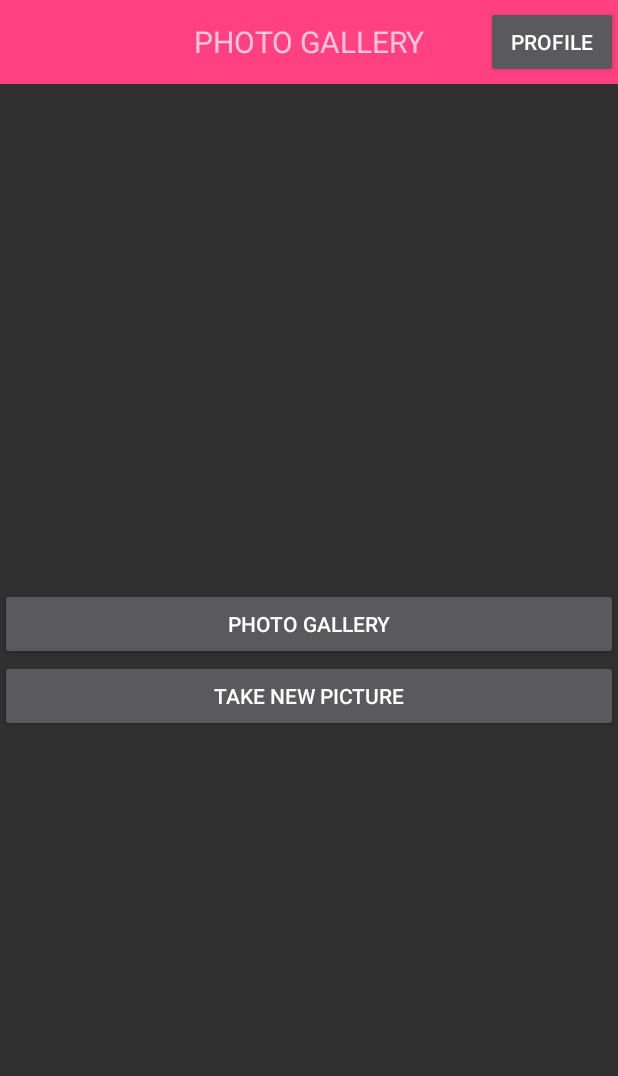
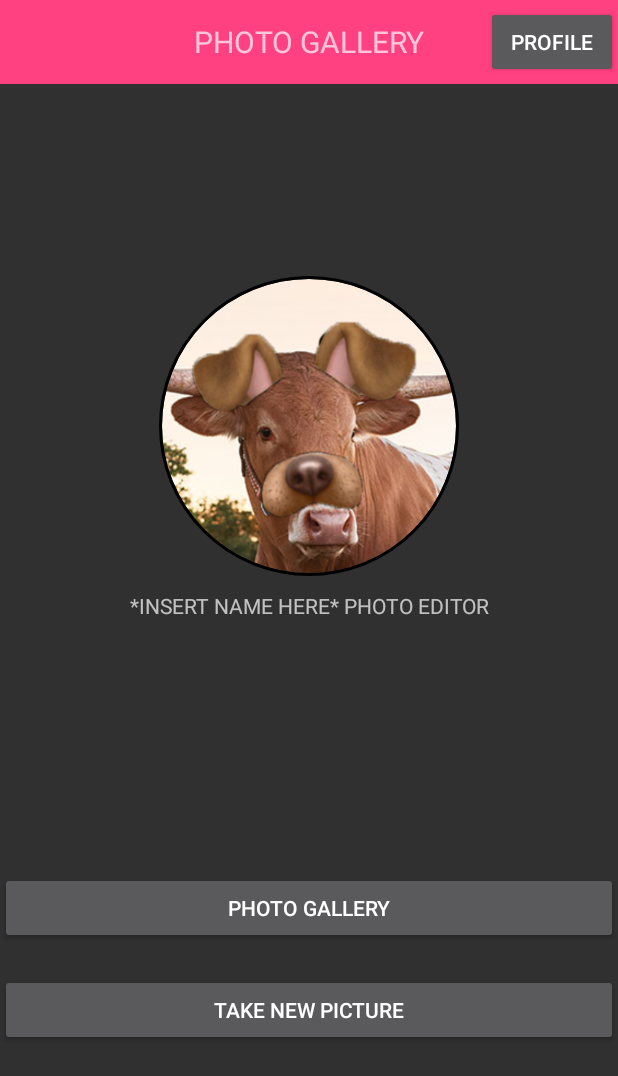
Before and after one commit to briyonce/Android-Photo-Editor, an Android app: the screen it shows after launch (MainActivity), on a phone screen of 412 x 824 dp. Shown: the top 1076 px of the screen. Run offline under Robolectric (Android 15) with nearby library versions, the phone set to English and light mode, and no system bars; our stand-ins replace CircleImageView, Firebase (no records; nobody signed in at launch, a user with empty details on screens opened directly); libraries missing offline, so code that uses them is left out: com.facebook, com.facebook.appevents; 2 statements that could not run were skipped.

Commit message:
added fragments to layouts

```diff
--- a/app/build.gradle
+++ b/app/build.gradle
@@ -43,6 +43,7 @@ dependencies {
     implementation 'android.arch.lifecycle:common-java8:1.1.1'
     implementation "org.jetbrains.kotlin:kotlin-stdlib-jdk7:$kotlin_version"
     implementation 'de.hdodenhof:circleimageview:2.2.0'
+    implementation 'com.facebook.android:facebook-android-sdk:[4,5)'
 }
 
 apply plugin: 'com.google.gms.google-services'
--- /dev/null
+++ b/app/src/main/java/edu/utexas/cs371m/bmb3377/android_photo_editor/LogoFragment.java
@@ -0,0 +1,32 @@
+package edu.utexas.cs371m.bmb3377.android_photo_editor;
+
+import android.support.annotation.NonNull;
+import android.support.v4.app.Fragment;
+import android.os.Bundle;
+import android.support.annotation.Nullable;
+import android.view.InflateException;
+import android.view.LayoutInflater;
+import android.view.View;
+import android.view.ViewGroup;
+
+public class LogoFragment extends Fragment {
+
+    private static View view;
+
+    public LogoFragment () { }
+
+    @Override
+    public View onCreateView(@NonNull LayoutInflater inflater, ViewGroup container, Bundle savedInstanceState) {
+        if (view != null) {
+            ViewGroup parent = (ViewGroup) view.getParent();
+            if (parent != null)
+                parent.removeView(view);
+        }
+        try {
+            view = inflater.inflate(R.layout.fragment_logo, container, false);
+        } catch (InflateException e) {
+            /* map is already there, just return view as it is */
+        }
+        return view;
+    }
+}
--- a/app/src/main/java/edu/utexas/cs371m/bmb3377/android_photo_editor/MainActivity.java
+++ b/app/src/main/java/edu/utexas/cs371m/bmb3377/android_photo_editor/MainActivity.java
@@ -22,6 +22,10 @@ import android.view.MenuItem;
 import android.widget.Button;
 import android.widget.EditText;
 import android.widget.TextView;
+import com.facebook.FacebookSdk;
+import com.facebook.appevents.AppEventsLogger;
+
+import android.support.v4.app.FragmentActivity;
 
 import com.firebase.ui.firestore.FirestoreRecyclerOptions;
 import com.google.firebase.auth.FirebaseAuth;
@@ -30,17 +34,19 @@ import com.google.firebase.auth.UserProfileChangeRequest;
 
 public class MainActivity extends AppCompatActivity implements
         FirebaseAuth.AuthStateListener {
-    public static String TAG = "GalleryAdapter.java";
+    public static String TAG = "MainActivity.java";
     protected Button galleryButton;
     protected Button cameraButton;
     protected Button profileButton;
     private Auth auth;
-    private TextView name;
 
     @Override
     protected void onCreate(Bundle savedInstanceState) {
         super.onCreate(savedInstanceState);
         setContentView(R.layout.activity_main);
+
+        FacebookSdk.sdkInitialize(getApplicationContext());
+        AppEventsLogger.activateApp(this);
 
         this.galleryButton = findViewById(R.id.photo_gallery_button);
         this.cameraButton = findViewById(R.id.new_photo_button);
@@ -103,7 +109,7 @@ public class MainActivity extends AppCompatActivity implements
         if( auth.signedIn() ) {
             String displayName = auth.getDisplayName();
             if( displayName != null && displayName.length() > 0 ) {
-                name.setText(displayName);
+//                name.setText(displayName);
             }
         }
     }
--- a/app/src/main/res/layout/activity_main.xml
+++ b/app/src/main/res/layout/activity_main.xml
@@ -24,22 +24,55 @@
             android:layout_gravity="right"
             android:text="Profile"/>
     </android.support.v7.widget.Toolbar>
+
     <LinearLayout
         android:layout_width="match_parent"
         android:layout_height="match_parent"
         android:orientation="vertical"
-        android:gravity="center">
+        android:weightSum="1">
+
+        <LinearLayout
+            android:layout_width="match_parent"
+            android:layout_height="0dp"
+            android:layout_weight=".6"
+            android:orientation="vertical">
+            <fragment
+                android:id="@+id/logo"
+                android:layout_width="fill_parent"
+                android:layout_height="fill_parent"
+                class="edu.utexas.cs371m.bmb3377.android_photo_editor.LogoFragment">
+            </fragment>
+        </LinearLayout>
+        <LinearLayout
+            android:layout_width="match_parent"
+            android:layout_height="0dp"
+            android:layout_weight=".4"
+            android:weightSum="1"
+            android:orientation="vertical">
+
+            <LinearLayout
+                android:layout_width="match_parent"
+                android:layout_height="0dp"
+                android:layout_weight=".8"
+                android:gravity="center"
+                android:orientation="vertical">
+
                 <Button
                     android:id="@+id/photo_gallery_button"
                     android:layout_width="match_parent"
                     android:layout_height="wrap_content"
-            android:text="Photo Gallery"/>
+                    android:text="@string/photo_gallery_button_text" />
+
                 <Button
                     android:id="@+id/new_photo_button"
                     android:layout_width="match_parent"
                     android:layout_height="wrap_content"
-            android:text="Take New Picture"/>
+                    android:layout_marginTop="20dp"
+                    android:text="@string/new_photo_button_text" />
+            </LinearLayout>
+        </LinearLayout>
     </LinearLayout>
 
 
+
 </LinearLayout>
--- /dev/null
+++ b/app/src/main/res/layout/fragment_logo.xml
@@ -0,0 +1,27 @@
+<?xml version="1.0" encoding="utf-8"?>
+<android.support.v7.widget.LinearLayoutCompat
+    xmlns:android="http://schemas.android.com/apk/res/android" android:layout_width="match_parent"
+    android:layout_height="match_parent"
+    android:orientation="vertical">
+    <LinearLayout
+        android:layout_width="match_parent"
+        android:layout_height="match_parent"
+        android:orientation="vertical"
+        android:gravity="center">
+        <de.hdodenhof.circleimageview.CircleImageView
+            xmlns:app="http://schemas.android.com/apk/res-auto"
+            android:id="@+id/profile_image"
+            android:layout_width="200dp"
+            android:layout_height="200dp"
+            android:layout_marginTop="25dp"
+            android:src="@drawable/bevo"
+            app:civ_border_width="2dp"
+            app:civ_border_color="#FF000000"/>
+        <TextView
+            android:layout_width="match_parent"
+            android:layout_height="wrap_content"
+            android:gravity="center"
+            android:layout_marginTop="10dp"
+            android:text="@string/app_title"/>
+    </LinearLayout>
+</android.support.v7.widget.LinearLayoutCompat>
--- a/app/src/main/res/values/strings.xml
+++ b/app/src/main/res/values/strings.xml
@@ -9,4 +9,8 @@
     <string name="user_name_text">User Name:</string>
     <string name="sign_out_button_text">Sign Out</string>
     <string name="app_title">*INSERT NAME HERE* PHOTO EDITOR</string>
+    <string name="photo_gallery_button_text">Photo Gallery</string>
+    <string name="new_photo_button_text">Take New Picture</string>
+    <string name="facebook_app_id">2172931259637005</string>
+    <string name="fb_login_protocol_scheme">fb2172931259637005</string>
 </resources>
--- a/build.gradle
+++ b/build.gradle
@@ -6,6 +6,7 @@ buildscript {
     repositories {
         google()
         jcenter()
+        mavenCentral()
     }
     dependencies {
         classpath 'com.android.tools.build:gradle:3.2.0'
```
Also changed, not shown: app/src/main/AndroidManifest.xml (+22 -0 lines), app/src/main/res/layout/activity_landing_page.xml (+9 -20 lines). Lines whose indentation alone changed are shown as unchanged.
